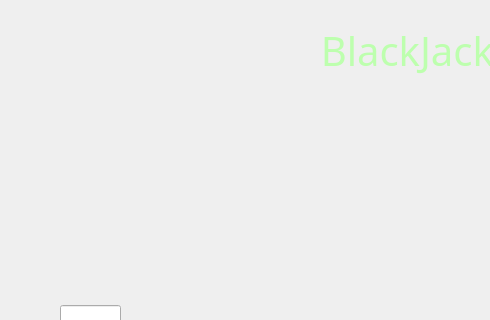
Before: the Qt Designer form gamewindow.ui in pozitivchic11/BlackJack, drawn with Qt 5; both pictures show x 0 to 490 and y 0 to 320 of the 800 by 500 pixel window.
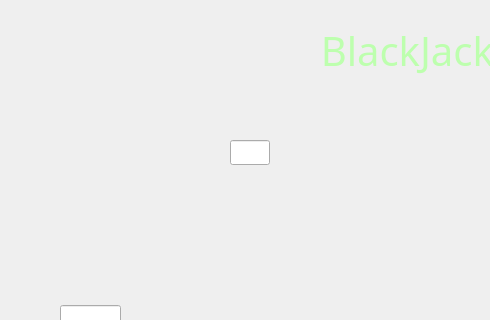
After: the same form once the commit is applied. Icons and pictures are not drawn.

```diff
--- a/gamewindow.ui
+++ b/gamewindow.ui
@@ -265,6 +265,27 @@
     <set>Qt::AlignCenter</set>
    </property>
   </widget>
+  <widget class="QLineEdit" name="peoplePoints">
+   <property name="enabled">
+    <bool>true</bool>
+   </property>
+   <property name="geometry">
+    <rect>
+     <x>230</x>
+     <y>140</y>
+     <width>40</width>
+     <height>25</height>
+    </rect>
+   </property>
+   <property name="font">
+    <font>
+     <family>Rockwell Extra Bold</family>
+    </font>
+   </property>
+   <property name="alignment">
+    <set>Qt::AlignRight|Qt::AlignTrailing|Qt::AlignVCenter</set>
+   </property>
+  </widget>
  </widget>
  <resources/>
  <connections/>
```
